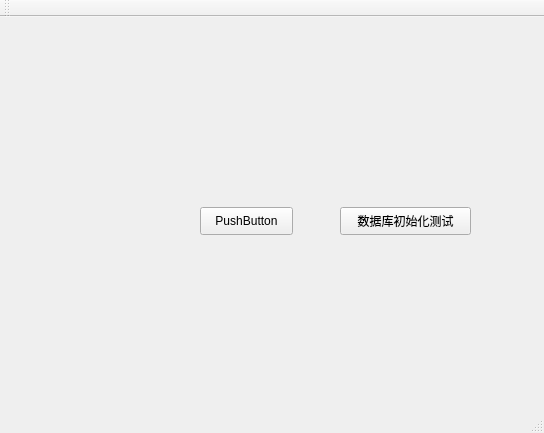
This is Palmshop/PalmshopServer/main_window.ui in crazyCoderNO1/Palmshop as Qt 5 draws it before an edit. The edited form follows.
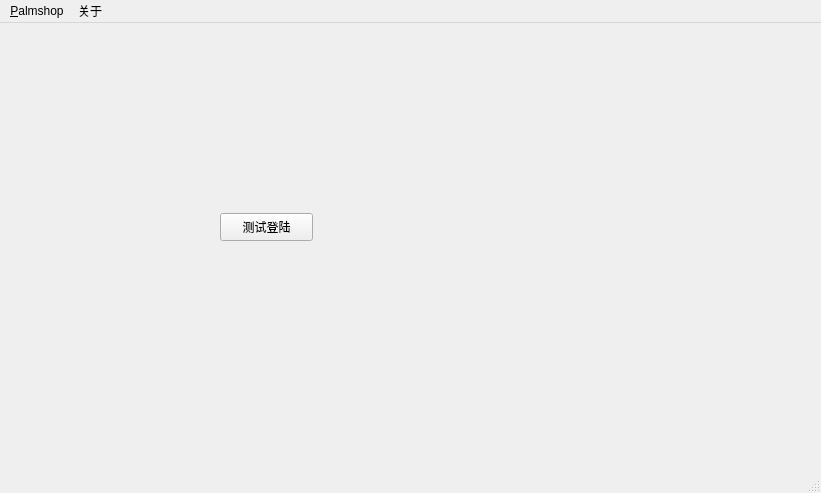
This is the edited form.

```diff
--- a/Palmshop/PalmshopServer/main_window.ui
+++ b/Palmshop/PalmshopServer/main_window.ui
@@ -6,8 +6,8 @@
    <rect>
     <x>0</x>
     <y>0</y>
-    <width>544</width>
-    <height>433</height>
+    <width>821</width>
+    <height>493</height>
    </rect>
   </property>
   <property name="windowTitle">
@@ -17,27 +17,14 @@
    <widget class="QPushButton" name="pushButton">
     <property name="geometry">
      <rect>
-      <x>200</x>
+      <x>220</x>
       <y>190</y>
       <width>93</width>
       <height>28</height>
      </rect>
     </property>
     <property name="text">
-     <string>PushButton</string>
-    </property>
-   </widget>
-   <widget class="QPushButton" name="pushButton_2">
-    <property name="geometry">
-     <rect>
-      <x>340</x>
-      <y>190</y>
-      <width>131</width>
-      <height>28</height>
-     </rect>
-    </property>
-    <property name="text">
-     <string>数据库初始化测试</string>
+     <string>测试登陆</string>
     </property>
    </widget>
   </widget>
@@ -46,18 +33,29 @@
     <rect>
      <x>0</x>
      <y>0</y>
-     <width>544</width>
+     <width>821</width>
      <height>26</height>
     </rect>
    </property>
-  </widget>
-  <widget class="QToolBar" name="mainToolBar">
-   <attribute name="toolBarArea">
-    <enum>TopToolBarArea</enum>
-   </attribute>
-   <attribute name="toolBarBreak">
-    <bool>false</bool>
-   </attribute>
+   <widget class="QMenu" name="menuPalmshop">
+    <property name="title">
+     <string>&amp;Palmshop</string>
+    </property>
+    <addaction name="action_login"/>
+    <addaction name="action_logout"/>
+    <addaction name="separator"/>
+    <addaction name="action_config"/>
+    <addaction name="separator"/>
+    <addaction name="action_exit"/>
+   </widget>
+   <widget class="QMenu" name="menu">
+    <property name="title">
+     <string>关于</string>
+    </property>
+    <addaction name="action_help"/>
+   </widget>
+   <addaction name="menuPalmshop"/>
+   <addaction name="menu"/>
   </widget>
   <widget class="QStatusBar" name="statusBar"/>
  </widget>
```
Left out of the diff: 25 changed lines with no effect on the pictures.
